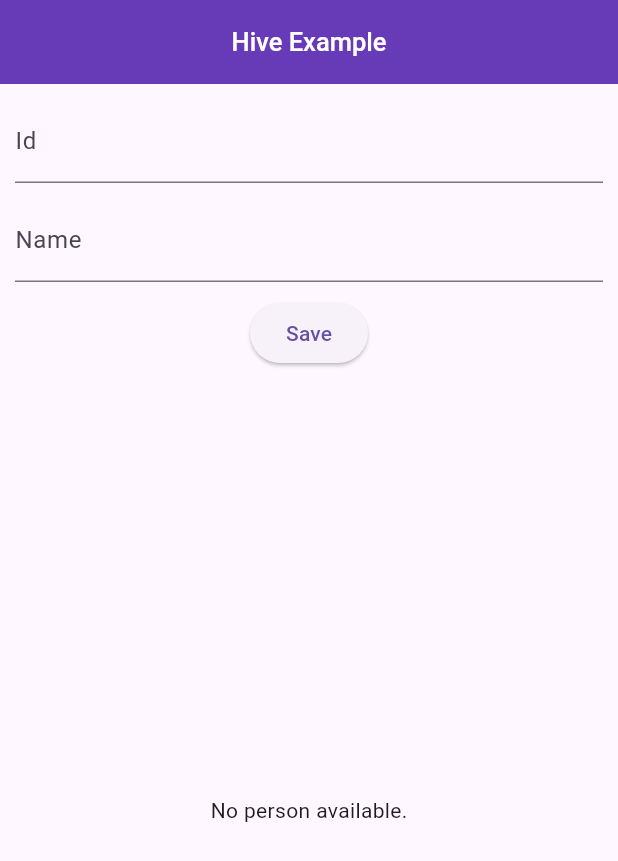
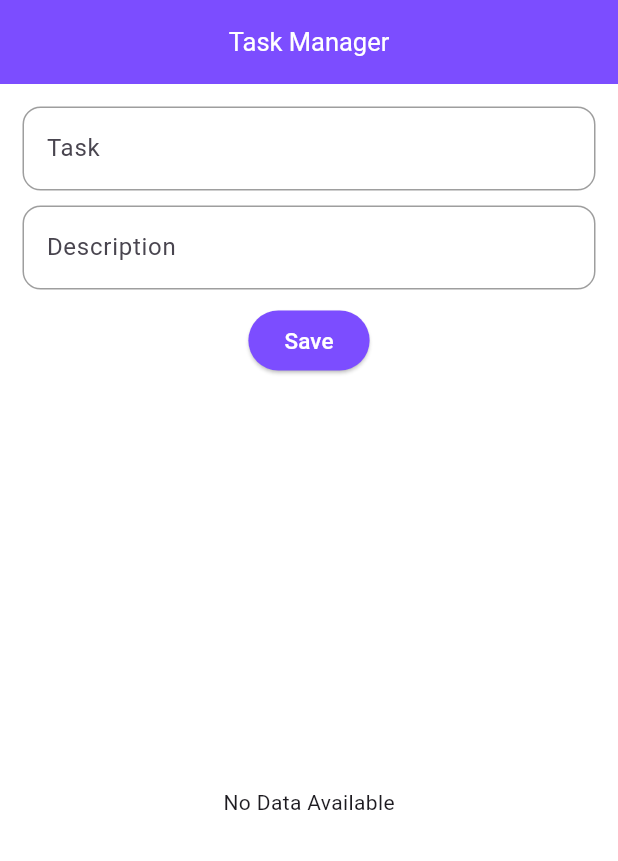
Before and after one commit to Abdulnasir-w/pie_chart, a Flutter app: the screen it shows after launch, after a tap on "Save", on a phone screen of 412 x 824 dp. Shown: the top 861 px of the screen. Run offline on Flutter 3.47's test engine with Material 3 defaults, Android fonts, the phone set to English and light mode, and no system bars; our stand-ins replace hive, hive_flutter, syncfusion_flutter_charts; accounts and stored records are empty; network calls fail.

Commit message:
Hive done

```diff
--- a/lib/Hive/Model/person_model.dart
+++ b/lib/Hive/Model/person_model.dart
@@ -4,7 +4,6 @@ part 'person_model.g.dart';
 @HiveType(typeId: 0)
 class PersonModel {
   @HiveField(0) //uinque id for each field
-
   int id;
   @HiveField(1)
   String name;
--- /dev/null
+++ b/lib/Hive/Model/task_manager_model.dart
@@ -0,0 +1,24 @@
+import 'package:hive_flutter/hive_flutter.dart';
+part 'task_manager_model.g.dart';
+
+@HiveType(typeId: 1)
+class TaskManagerModel {
+  @HiveField(0)
+  String title;
+  @HiveField(1)
+  String description;
+  @HiveField(2)
+  bool isCompleted;
+  @HiveField(3)
+  final DateTime createdDate;
+  @HiveField(4)
+  final DateTime? dueDate;
+
+  TaskManagerModel({
+    required this.title,
+    required this.description,
+    this.isCompleted = false,
+    required this.createdDate,
+    this.dueDate,
+  });
+}
--- /dev/null
+++ b/lib/Hive/Services/task_manage_services.dart
@@ -0,0 +1,29 @@
+import 'package:example/Hive/Model/task_manager_model.dart';
+import 'package:hive/hive.dart';
+
+class TaskManageServices {
+  // Assuming you pass the box instance from the widget rather than reopening
+  final Box<TaskManagerModel> taskBox;
+
+  TaskManageServices(this.taskBox);
+
+  // Add New
+  Future<void> addNew(TaskManagerModel tskModel) async {
+    await taskBox.add(tskModel);
+  }
+
+  // Retrieve All
+  Future<List<TaskManagerModel>> readAll() async {
+    return taskBox.values.toList();
+  }
+
+  // Update
+  Future<void> update(int index, TaskManagerModel model) async {
+    await taskBox.putAt(index, model);
+  }
+
+  // Delete
+  Future<void> delete(int index) async {
+    await taskBox.deleteAt(index);
+  }
+}
--- a/lib/Hive/home_screen.dart
+++ b/lib/Hive/home_screen.dart
@@ -52,6 +52,9 @@ class _HiveHomeScreenState extends State<HiveHomeScreen> {
     setState(() {
       services.update(index, person);
     });
+    ScaffoldMessenger.of(context).showSnackBar(
+      const SnackBar(content: Text("updated Successfully")),
+    );
   }
 
   @override
--- /dev/null
+++ b/lib/Hive/task_manager.dart
@@ -0,0 +1,195 @@
+import 'package:example/Hive/Model/task_manager_model.dart';
+import 'package:flutter/material.dart';
+import 'package:hive_flutter/hive_flutter.dart';
+
+class TaskManager extends StatefulWidget {
+  const TaskManager({super.key});
+
+  @override
+  State<TaskManager> createState() => _TaskManagerState();
+}
+
+class _TaskManagerState extends State<TaskManager> {
+  final taskBox = Hive.box<TaskManagerModel>("TaskManager");
+  TextEditingController taskController = TextEditingController();
+  TextEditingController desController = TextEditingController();
+  DateTime? dueDate;
+  int? editingIndex;
+
+  void updateTask(int index) {
+    var task = taskBox.getAt(index);
+    if (task != null) {
+      setState(() {
+        taskController.text = task.title;
+        desController.text = task.description;
+        editingIndex = index;
+      });
+    }
+  }
+
+  void saveTask() {
+    String title = taskController.text.trim();
+    String description = desController.text.trim();
+
+    if (title.isNotEmpty && description.isNotEmpty) {
+      if (editingIndex != null) {
+        // Update existing task
+        var task = taskBox.getAt(editingIndex!);
+        if (task != null) {
+          task.title = title;
+          task.description = description;
+          taskBox.putAt(editingIndex!, task);
+          ScaffoldMessenger.of(context).showSnackBar(
+            const SnackBar(content: Text("Task Updated Successfully")),
+          );
+        }
+        editingIndex = null;
+      } else {
+        // Add new task
+        var newTask = TaskManagerModel(
+          title: title,
+          description: description,
+          createdDate: DateTime.now(),
+          dueDate: dueDate,
+        );
+        taskBox.add(newTask);
+        ScaffoldMessenger.of(context).showSnackBar(
+          const SnackBar(content: Text("New Task Added")),
+        );
+      }
+      taskController.clear();
+      desController.clear();
+      dueDate = null;
+    }
+  }
+
+  // Delete
+  void deleteTask(int index) {
+    taskBox.deleteAt(index);
+    ScaffoldMessenger.of(context).showSnackBar(
+      const SnackBar(
+        content: Text("Successfully Deleted"),
+      ),
+    );
+  }
+
+  // Completion
+  void markAsComplete(int index) {
+    var task = taskBox.getAt(index);
+    if (task != null) {
+      setState(() {
+        task.isCompleted = !task.isCompleted;
+      });
+      taskBox.putAt(index, task);
+    }
+  }
+
+  @override
+  Widget build(BuildContext context) {
+    return Scaffold(
+      backgroundColor: Colors.white,
+      appBar: AppBar(
+        title: const Text(
+          "Task Manager",
+          style: TextStyle(fontSize: 17, fontWeight: FontWeight.w400),
+        ),
+        centerTitle: true,
+        backgroundColor: Colors.deepPurpleAccent,
+        foregroundColor: Colors.white,
+      ),
+      body: Padding(
+        padding: const EdgeInsets.all(15),
+        child: Column(
+          children: [
+            TextField(
+              controller: taskController,
+              decoration: InputDecoration(
+                labelText: "Task",
+                enabledBorder: OutlineInputBorder(
+                  borderRadius: BorderRadius.circular(12),
+                  borderSide: const BorderSide(color: Colors.grey),
+                ),
+                focusedBorder: OutlineInputBorder(
+                  borderRadius: BorderRadius.circular(12),
+                  borderSide: const BorderSide(color: Colors.grey),
+                ),
+              ),
+            ),
+            const SizedBox(height: 10),
+            TextField(
+              controller: desController,
+              decoration: InputDecoration(
+                labelText: "Description",
+                enabledBorder: OutlineInputBorder(
+                  borderRadius: BorderRadius.circular(12),
+                  borderSide: const BorderSide(color: Colors.grey),
+                ),
+                focusedBorder: OutlineInputBorder(
+                  borderRadius: BorderRadius.circular(12),
+                  borderSide: const BorderSide(color: Colors.grey),
+                ),
+              ),
+            ),
+            const SizedBox(height: 10),
+            ElevatedButton(
+              onPressed: saveTask,
+              style: const ButtonStyle(
+                backgroundColor:
+                    WidgetStatePropertyAll(Colors.deepPurpleAccent),
+              ),
+              child: Text(
+                editingIndex == null ? "Save" : "Update",
+                style: const TextStyle(color: Colors.white, fontSize: 15),
+              ),
+            ),
+            const SizedBox(height: 10),
+            Expanded(
+              child: ValueListenableBuilder(
+                valueListenable: taskBox.listenable(),
+                builder: (context, Box<TaskManagerModel> box, _) {
+                  if (box.values.isEmpty) {
+                    return const Center(child: Text("No Data Available"));
+                  }
+                  return ListView.builder(
+                    itemCount: box.values.length,
+                    itemBuilder: (context, index) {
+                      var task = box.getAt(index);
+                      return ListTile(
+                        title: Text(task!.title),
+                        subtitle: Text(task.description),
+                        trailing: Row(
+                          mainAxisSize: MainAxisSize.min,
+                          children: [
+                            IconButton(
+                              onPressed: () {
+                                updateTask(index);
+                              },
+                              icon: const Icon(Icons.edit),
+                            ),
+                            IconButton(
+                              onPressed: () {
+                                deleteTask(index);
+                              },
+                              icon: const Icon(Icons.delete),
+                            ),
+                          ],
+                        ),
+                        onTap: () => markAsComplete(index),
+                        leading: Icon(
+                          task.isCompleted
+                              ? Icons.check_circle
+                              : Icons.circle_outlined,
+                          color: task.isCompleted ? Colors.green : Colors.grey,
+                        ),
+                      );
+                    },
+                  );
+                },
+              ),
+            ),
+          ],
+        ),
+      ),
+    );
+  }
+}
--- a/lib/main.dart
+++ b/lib/main.dart
@@ -1,11 +1,14 @@
 import 'package:example/Hive/Model/person_model.dart';
-import 'package:example/Hive/home_screen.dart';
+import 'package:example/Hive/Model/task_manager_model.dart';
+import 'package:example/Hive/task_manager.dart';
 import 'package:flutter/material.dart';
 import 'package:hive_flutter/hive_flutter.dart';
 
 void main() async {
   await Hive.initFlutter();
   Hive.registerAdapter(PersonModelAdapter());
+  Hive.registerAdapter(TaskManagerModelAdapter());
+  await Hive.openBox<TaskManagerModel>("TaskManager");
   runApp(const MyApp());
 }
 
@@ -17,7 +20,7 @@ class MyApp extends StatelessWidget {
   Widget build(BuildContext context) {
     return const MaterialApp(
       debugShowCheckedModeBanner: false,
-      home: HiveHomeScreen(),
+      home: TaskManager(),
     );
   }
 }
```
Also changed, not shown: lib/Hive/Model/task_manager_model.g.dart (added).
